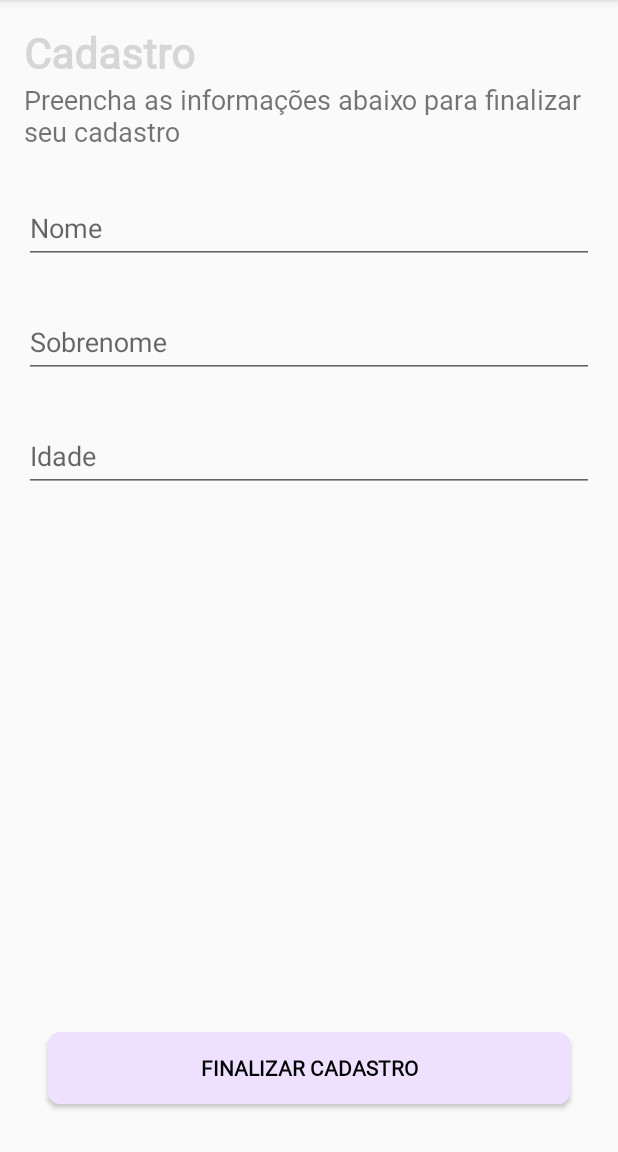
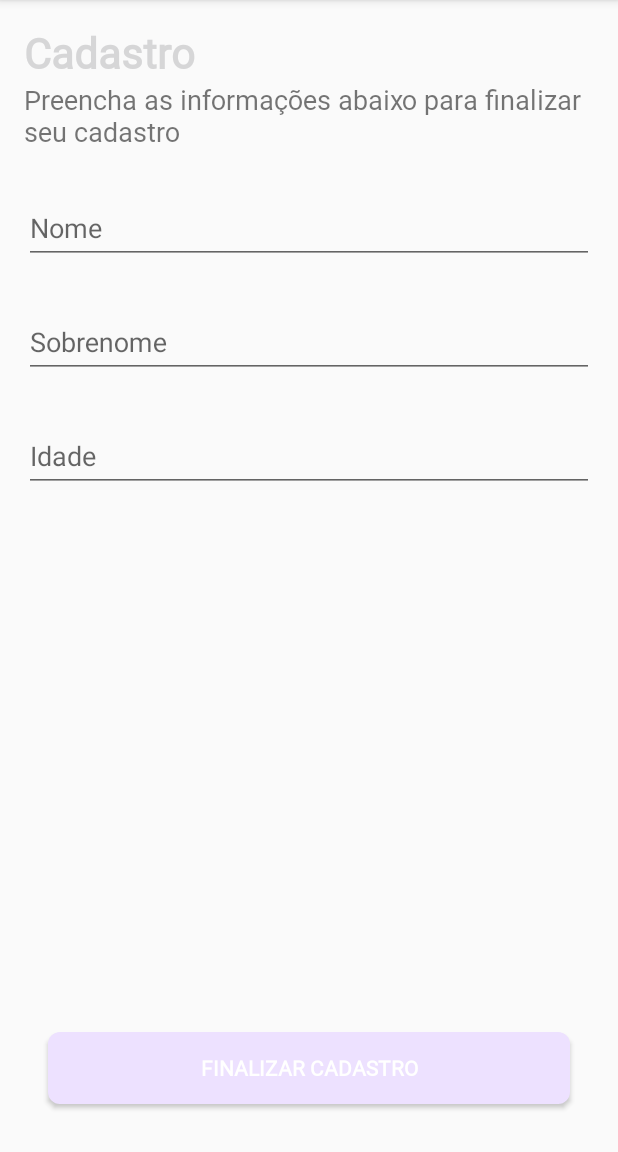
Before and after one commit to MarcosAndre01/hope-flavors, an Android app: the FormRegisterFragment screen opened through its navigation route, on a phone screen of 412 x 824 dp, the part 84-1236 px from its top. Run offline under Robolectric (Android 15) with nearby library versions, the light colour scheme and no system bars; 3 statements that could not run were skipped.

Commit message:
Labels white

```diff
--- a/app/src/main/res/layout/fragment_form_register.xml
+++ b/app/src/main/res/layout/fragment_form_register.xml
@@ -89,7 +89,7 @@
         android:fontFamily="@font/assistant_bold"
         android:text="@string/finalizar_cadastro"
         android:textAllCaps="true"
-        android:textColor="@color/black"
+        android:textColor="@color/white"
         android:textStyle="bold"
         app:layout_constraintBottom_toBottomOf="parent"
         app:layout_constraintEnd_toEndOf="parent"
--- a/app/src/main/res/layout/fragment_select_user_kind.xml
+++ b/app/src/main/res/layout/fragment_select_user_kind.xml
@@ -25,7 +25,7 @@
         android:fontFamily="@font/assistant_bold"
         android:text="PRÓXIMA"
         android:textAllCaps="true"
-        android:textColor="@color/black"
+        android:textColor="@color/white"
         android:textStyle="bold"
         app:layout_constraintBottom_toBottomOf="parent"
         app:layout_constraintEnd_toEndOf="parent"
```
